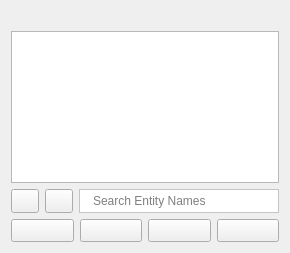
USNavalResearchLaboratory/simdissdk, file SDK/simQt/EntityTreeComposite.ui: the form before one commit.
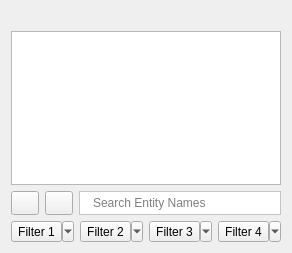
The form after the commit. Icons and pictures are not drawn. Custom widgets are drawn as their Qt base class.

Commit message: DEV: Fixed GUI issues pointed out in earlier reviews with filter buttons and mouse interaction for Entity Tree Composite.  Now using drop-actions that give user an idea of what to expect.  Review: 11187

Patch:
```diff
--- a/SDK/simQt/EntityTreeComposite.ui
+++ b/SDK/simQt/EntityTreeComposite.ui
@@ -147,7 +147,20 @@
     </layout>
    </item>
    <item>
+    <widget class="QWidget" name="filterConfigWidget" native="true">
     <layout class="QHBoxLayout" name="horizontalLayout_3">
+      <property name="leftMargin">
+       <number>0</number>
+      </property>
+      <property name="topMargin">
+       <number>0</number>
+      </property>
+      <property name="rightMargin">
+       <number>0</number>
+      </property>
+      <property name="bottomMargin">
+       <number>0</number>
+      </property>
      <item>
       <widget class="QToolButton" name="filterConfigButton1">
        <property name="sizePolicy">
@@ -156,6 +169,12 @@
          <verstretch>0</verstretch>
         </sizepolicy>
        </property>
+        <property name="text">
+         <string>Filter 1</string>
+        </property>
+        <property name="popupMode">
+         <enum>QToolButton::MenuButtonPopup</enum>
+        </property>
       </widget>
      </item>
      <item>
@@ -166,6 +185,12 @@
          <verstretch>0</verstretch>
         </sizepolicy>
        </property>
+        <property name="text">
+         <string>Filter 2</string>
+        </property>
+        <property name="popupMode">
+         <enum>QToolButton::MenuButtonPopup</enum>
+        </property>
       </widget>
      </item>
      <item>
@@ -176,6 +201,12 @@
          <verstretch>0</verstretch>
         </sizepolicy>
        </property>
+        <property name="text">
+         <string>Filter 3</string>
+        </property>
+        <property name="popupMode">
+         <enum>QToolButton::MenuButtonPopup</enum>
+        </property>
       </widget>
      </item>
      <item>
@@ -186,9 +217,16 @@
          <verstretch>0</verstretch>
         </sizepolicy>
        </property>
+        <property name="text">
+         <string>Filter 4</string>
+        </property>
+        <property name="popupMode">
+         <enum>QToolButton::MenuButtonPopup</enum>
+        </property>
       </widget>
      </item>
     </layout>
+    </widget>
    </item>
   </layout>
   <action name="actionExpand_All">
```
Left out of the diff: 8 changed lines with no effect on the pictures. Lines whose indentation alone changed are shown as unchanged. The commit also changes 5 other files.
